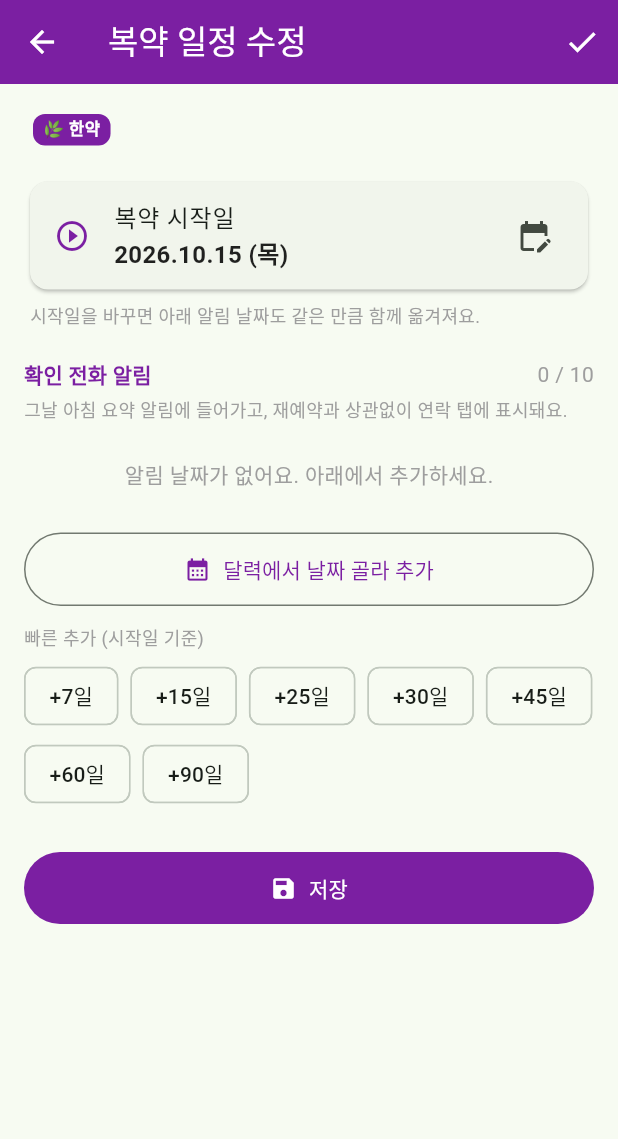
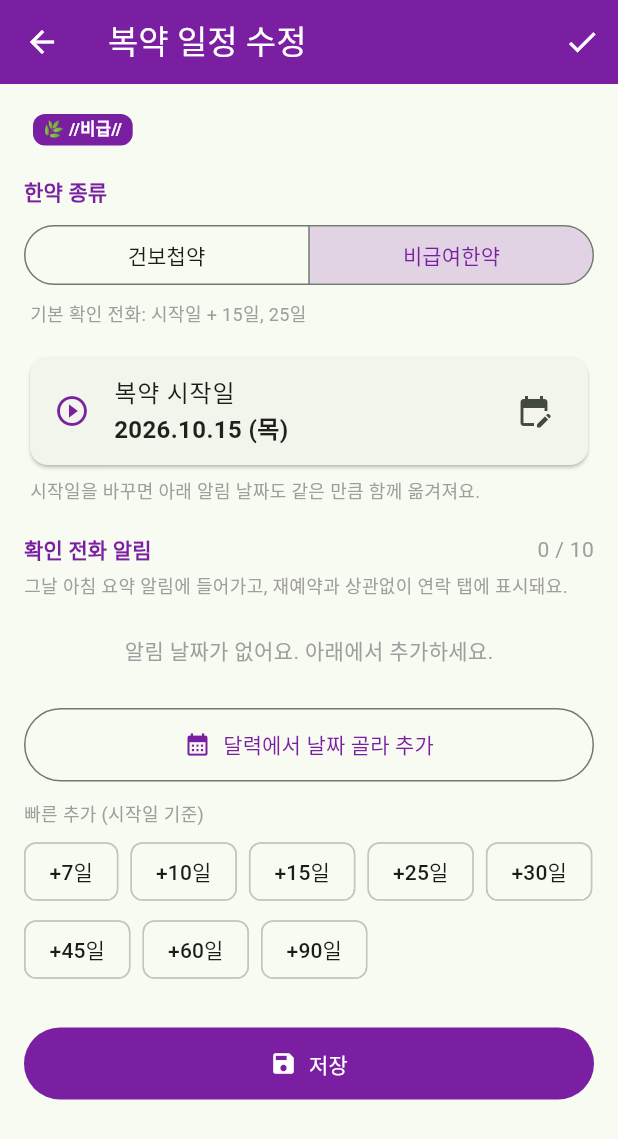
Before and after one commit to haniman999-wq/myapp, a Flutter app: the HerbPlanScreen screen opened directly with empty values, on a phone screen of 412 x 824 dp. Shown: the top 1139 px of the screen. Run offline on Flutter 3.47's test engine with Material 3 defaults, Android fonts, the phone set to English and light mode, and no system bars; our stand-ins replace file_picker, flutter_local_notifications, share_plus, sqflite, table_calendar, timezone; accounts and stored records are empty.

Commit message:
Split herbal patients into 건보첩약 and 비급여한약
- Customer.herbType (DB v7); existing herbal patients become 비급여
- Plan screen: choose the type; defaults are +10 days for 건보첩약 and
  +15/+25 for 비급여한약; switching type resets untouched defaults,
  otherwise offers "기본 날짜로 바꾸기"; +10일 quick-add chip
- Names show 🌿 //건// (teal) or 🌿 //비급// (purple) everywhere, and
  the morning summary includes the tag; due alerts still glow gold and
  can be called directly from the contact tab
- Tests and user guide updated

Co-Authored-By: Claude Opus 5.5 <noreply@anthropic.com>

```diff
--- a/lib/models/customer.dart
+++ b/lib/models/customer.dart
@@ -1,4 +1,5 @@
 import '../utils/date_format.dart';
+import 'herb_alert.dart';
 
 /// 환자 한 명의 기본 정보.
 ///
@@ -11,6 +12,7 @@ class Customer {
   final String gender; // 성별 ('남' | '여')
   final String memo; // 특이사항 메모
   final DateTime? herbStart; // 한약 복약 시작일 (null = 한약 환자 아님)
+  final HerbType herbType; // 한약 종류 (건보첩약 | 비급여)
   final DateTime createdAt;
 
   const Customer({
@@ -20,6 +22,7 @@ class Customer {
     required this.gender,
     this.memo = '',
     this.herbStart,
+    this.herbType = HerbType.nonInsured,
     required this.createdAt,
   });
 
@@ -33,6 +36,7 @@ class Customer {
     String? gender,
     String? memo,
     DateTime? herbStart,
+    HerbType? herbType,
     DateTime? createdAt,
     bool clearHerbStart = false,
   }) {
@@ -43,6 +47,7 @@ class Customer {
       gender: gender ?? this.gender,
       memo: memo ?? this.memo,
       herbStart: clearHerbStart ? null : (herbStart ?? this.herbStart),
+      herbType: herbType ?? this.herbType,
       createdAt: createdAt ?? this.createdAt,
     );
   }
@@ -56,6 +61,7 @@ class Customer {
       'gender': gender,
       'memo': memo,
       'herbStart': start == null ? null : toDbDate(start),
+      'herbType': start == null ? null : herbType.dbValue,
       'createdAt': createdAt.toIso8601String(),
     };
   }
@@ -69,6 +75,7 @@ class Customer {
       gender: map['gender'] as String,
       memo: (map['memo'] as String?) ?? '',
       herbStart: start == null ? null : DateTime.parse(start),
+      herbType: HerbType.fromDb(map['herbType'] as String?),
       createdAt: DateTime.parse(map['createdAt'] as String),
     );
   }
--- a/lib/models/herb_alert.dart
+++ b/lib/models/herb_alert.dart
@@ -1,7 +1,4 @@
 import '../utils/date_format.dart';
-
-/// 한약 복약 시작일로부터 기본으로 잡아두는 확인 전화 날짜(일).
-const List<int> kDefaultHerbAlertDays = [15, 25];
 
 /// 한 환자에게 걸어둘 수 있는 남은(미완료) 복약 알림 최대 개수.
 const int kMaxHerbAlerts = 10;
@@ -56,3 +53,29 @@ class HerbAlert {
     );
   }
 }
+
+/// 한약 종류. 종류마다 기본 확인 전화 날짜와 이름 뒤 표시가 다릅니다.
+enum HerbType {
+  /// 건강보험 첩약: 10일 뒤 확인 전화.
+  insured('insured', '건보첩약', '건', [10]),
+
+  /// 비급여한약: 15일 · 25일 뒤 확인 전화.
+  nonInsured('nonInsured', '비급여한약', '비급', [15, 25]);
+
+  const HerbType(this.dbValue, this.label, this.tag, this.defaultDays);
+
+  final String dbValue;
+  final String label;
+
+  /// 이름 뒤에 붙는 짧은 표시. 화면에는 '//건//' 처럼 보입니다.
+  final String tag;
+
+  /// 복약 시작일로부터 기본으로 잡는 확인 전화 날짜(일).
+  final List<int> defaultDays;
+
+  String get nameTag => '//$tag//';
+
+  /// 예전 데이터(종류 칸이 없던 때)는 비급여로 봅니다.
+  static HerbType fromDb(String? value) =>
+      values.firstWhere((t) => t.dbValue == value, orElse: () => nonInsured);
+}
--- a/lib/screens/help_screen.dart
+++ b/lib/screens/help_screen.dart
@@ -310,15 +310,26 @@ const _sections = [
   _Section(Icons.spa_outlined, '9. 한약 복약 관리', [
     _Block(
       text:
-          '한약을 먹는 환자는 이름이 보라색·아주 굵게 보이고 🌿 한약 배지가 붙어 한눈에 구분돼요. '
+          '한약을 먹는 환자는 이름이 아주 굵게 보이고, 이름 뒤에 한약 종류 표시가 붙어 한눈에 구분돼요. '
           '한약 환자도 재방문 규칙($kRevisitDays일)은 똑같이 적용돼요.',
+    ),
+    _Block(
+      heading: '한약 종류 2가지',
+      items: [
+        '건보첩약: 이름이 청록색, 이름 뒤에 🌿 //건// 표시. 확인 전화는 시작일 + 10일.',
+        '비급여한약: 이름이 보라색, 이름 뒤에 🌿 //비급// 표시. 확인 전화는 시작일 + 15일, 25일.',
+        '아침 요약 알림에도 "🌿홍길동//건//"처럼 종류가 함께 나와요.',
+        '이 기능 전에 등록한 한약 환자는 비급여로 표시돼요. 건보첩약이면 [일정 수정]에서 종류를 바꿔 주세요.',
+      ],
     ),
     _Block(
       heading: '복약 시작',
       items: [
         '환자 화면 → [🌿 한약 복약 시작]을 누르세요.',
-        '오늘이 복약 시작일이 되고, 확인 전화 알림이 +15일, +25일로 자동 설정돼요. '
-            '그대로 [복약 시작]을 누르면 끝.',
+        '맨 위에서 [건보첩약] 또는 [비급여한약]을 고르세요. 오늘이 복약 시작일이 되고, '
+            '고른 종류의 확인 전화 날짜(건보 10일 / 비급여 15·25일)가 자동으로 채워져요.',
+        '그대로 [복약 시작]을 누르면 끝. 필요하면 날짜를 더하거나 빼도 돼요.',
+        '알림 날이 되면 이름이 금색으로 반짝이고, 연락 탭에서 📞 버튼으로 바로 전화할 수 있어요.',
         '알림은 재예약 여부와 상관없이 그날 무조건 나와요.',
       ],
     ),
--- a/lib/screens/herb_plan_screen.dart
+++ b/lib/screens/herb_plan_screen.dart
@@ -10,7 +10,7 @@ import '../widgets/customer_name.dart';
 /// 한약 복약 시작 / 수정 화면.
 ///
 /// 복약 시작일과 확인 전화 알림 날짜(최대 [kMaxHerbAlerts]개)를 정합니다.
-/// 처음 시작할 때는 시작일 + [kDefaultHerbAlertDays] 가 자동으로 채워집니다.
+/// 처음 시작할 때는 고른 한약 종류의 기본 날짜(건보첩약 10일, 비급여 15·25일)가 자동으로 채워집니다.
 class HerbPlanScreen extends StatefulWidget {
   const HerbPlanScreen({
     super.key,
@@ -30,6 +30,7 @@ class HerbPlanScreen extends StatefulWidget {
 class _HerbPlanScreenState extends State<HerbPlanScreen> {
   late DateTime _start;
   late List<DateTime> _dates;
+  late HerbType _type;
 
   bool get _isNew => !widget.customer.isHerbal;
 
@@ -37,13 +38,48 @@ class _HerbPlanScreenState extends State<HerbPlanScreen> {
   void initState() {
     super.initState();
     _start = dateOnly(widget.customer.herbStart ?? today());
+    _type = widget.customer.herbType;
     _dates = _isNew
-        ? [for (final d in kDefaultHerbAlertDays) _start.add(Duration(days: d))]
+        ? _defaultDatesFor(_type)
         : [for (final a in widget.pendingAlerts) dateOnly(a.date)];
     _sort();
   }
 
   void _sort() => _dates.sort();
+
+  List<DateTime> _defaultDatesFor(HerbType type) => [
+    for (final d in type.defaultDays) _start.add(Duration(days: d)),
+  ];
+
+  bool _sameDates(List<DateTime> a, List<DateTime> b) =>
+      a.length == b.length &&
+      [
+        for (var i = 0; i < a.length; i++) isSameDate(a[i], b[i]),
+      ].every((x) => x);
+
+  /// 종류를 바꾸면, 알림 날짜를 아직 손대지 않았을 때(기본값 그대로)만 새 종류의 기본 날짜로 바꿉니다.
+  void _changeType(HerbType type) {
+    if (type == _type) return;
+    final untouched =
+        _dates.isEmpty || _sameDates(_dates, _defaultDatesFor(_type));
+    setState(() {
+      if (untouched) _dates = _defaultDatesFor(type);
+      _type = type;
+    });
+    if (untouched) return;
+    // 날짜를 직접 손본 경우엔 그대로 두고, 원하면 기본 날짜로 바꿀 수 있게 합니다.
+    ScaffoldMessenger.of(context)
+      ..hideCurrentSnackBar()
+      ..showSnackBar(
+        SnackBar(
+          content: Text('${type.label}로 바꿨어요. 알림 날짜는 그대로예요.'),
+          action: SnackBarAction(
+            label: '기본 날짜로 바꾸기',
+            onPressed: () => setState(() => _dates = _defaultDatesFor(_type)),
+          ),
+        ),
+      );
+  }
 
   bool get _isFull => _dates.length >= kMaxHerbAlerts;
 
@@ -98,13 +134,14 @@ class _HerbPlanScreenState extends State<HerbPlanScreen> {
       customerId: widget.customer.id!,
       start: _start,
       dates: _dates,
+      type: _type,
     );
     if (mounted) Navigator.of(context).pop(true);
   }
 
   @override
   Widget build(BuildContext context) {
-    const quickDays = [7, 15, 25, 30, 45, 60, 90];
+    const quickDays = [7, 10, 15, 25, 30, 45, 60, 90];
 
     return Scaffold(
       appBar: AppBar(
@@ -123,8 +160,43 @@ class _HerbPlanScreenState extends State<HerbPlanScreen> {
         padding: const EdgeInsets.all(16),
         children: [
           CustomerName(
-            customer: widget.customer.copyWith(herbStart: _start),
+            customer: widget.customer.copyWith(
+              herbStart: _start,
+              herbType: _type,
+            ),
             fontSize: 20,
+          ),
+          const SizedBox(height: 16),
+          Text(
+            '한약 종류',
+            style: Theme.of(context).textTheme.titleSmall?.copyWith(
+              color: kHerbPurple,
+              fontWeight: FontWeight.bold,
+            ),
+          ),
+          const SizedBox(height: 8),
+          SegmentedButton<HerbType>(
+            segments: [
+              for (final t in HerbType.values)
+                ButtonSegment(value: t, label: Text(t.label)),
+            ],
+            selected: {_type},
+            showSelectedIcon: false,
+            style: SegmentedButton.styleFrom(
+              selectedBackgroundColor: herbColorOf(
+                _type,
+              ).withValues(alpha: 0.18),
+              selectedForegroundColor: herbColorOf(_type),
+            ),
+            onSelectionChanged: (v) => _changeType(v.first),
+          ),
+          Padding(
+            padding: const EdgeInsets.fromLTRB(4, 6, 4, 0),
+            child: Text(
+              '기본 확인 전화: 시작일 + '
+              '${_type.defaultDays.map((d) => '$d일').join(', ')}',
+              style: const TextStyle(fontSize: 12, color: Colors.grey),
+            ),
           ),
           const SizedBox(height: 16),
           Card(
--- a/lib/services/revisit_notifier.dart
+++ b/lib/services/revisit_notifier.dart
@@ -173,7 +173,7 @@ class DailySummary {
       final h = o.herbReminderDayOn(day);
       final r = o.revisitReminderDayOn(day);
       if (h != null) {
-        herb.add(label(o.customer.name, h));
+        herb.add(label('${o.customer.name}${o.customer.herbType.nameTag}', h));
       } else if (r != null) {
         // 둘 다 해당하면 복약 확인 쪽으로 한 번만 셉니다.
         revisit.add(label(o.customer.name, r));
--- a/lib/theme.dart
+++ b/lib/theme.dart
@@ -19,3 +19,6 @@ const Color kMissedBrown = Color(0xFF8D6E63);
 
 /// 복약 확인이 필요한 환자 이름을 빛나게 하는 금색.
 const Color kGlowGold = Color(0xFFFFB300);
+
+/// 건보첩약 환자 표시 색 (이름·배지). 비급여(보라)와 구분됩니다.
+const Color kHerbTeal = Color(0xFF00796B);
--- a/lib/widgets/customer_name.dart
+++ b/lib/widgets/customer_name.dart
@@ -2,6 +2,7 @@ import 'package:flutter/material.dart';
 
 import '../models/customer.dart';
 import '../models/customer_overview.dart';
+import '../models/herb_alert.dart';
 import '../theme.dart';
 
 /// 지금 연락해야 하는 환자면 이름을 빛나게 할 색. 아니면 null.
@@ -47,7 +48,7 @@ class CustomerName extends StatelessWidget {
       overflow: TextOverflow.ellipsis,
       style: TextStyle(
         fontSize: fontSize,
-        color: herbal ? kHerbPurple : color,
+        color: herbal ? herbColorOf(customer.herbType) : color,
         fontWeight: herbal ? FontWeight.w900 : FontWeight.bold,
         decoration: strike ? TextDecoration.lineThrough : null,
       ),
@@ -60,7 +61,10 @@ class CustomerName extends StatelessWidget {
               ? name
               : _GlowingName(color: glow, child: name),
         ),
-        if (herbal) ...[const SizedBox(width: 6), const HerbBadge()],
+        if (herbal) ...[
+          const SizedBox(width: 6),
+          HerbBadge(type: customer.herbType),
+        ],
       ],
     );
   }
@@ -68,20 +72,23 @@ class CustomerName extends StatelessWidget {
 
 /// '🌿 한약' 배지.
 class HerbBadge extends StatelessWidget {
-  const HerbBadge({super.key, this.label = '한약'});
+  const HerbBadge({super.key, required this.type, this.label});
 
-  final String label;
+  final HerbType type;
+
+  /// null 이면 '//건//', '//비급//' 같은 종류 표시.
+  final String? label;
 
   @override
   Widget build(BuildContext context) {
     return Container(
       padding: const EdgeInsets.symmetric(horizontal: 7, vertical: 2),
       decoration: BoxDecoration(
-        color: kHerbPurple,
+        color: herbColorOf(type),
         borderRadius: BorderRadius.circular(8),
       ),
       child: Text(
-        '🌿 $label',
+        '🌿 ${label ?? type.nameTag}',
         style: const TextStyle(
           color: Colors.white,
           fontSize: 11,
@@ -156,3 +163,7 @@ class _GlowingNameState extends State<_GlowingName>
     );
   }
 }
+
+/// 한약 종류별 색. 건보첩약 = 청록, 비급여 = 보라.
+Color herbColorOf(HerbType type) =>
+    type == HerbType.insured ? kHerbTeal : kHerbPurple;
```
Also changed, not shown: lib/screens/customer_detail_screen.dart (+12 -8 lines), lib/services/customer_database.dart (+12 -3 lines), 1 other file.
